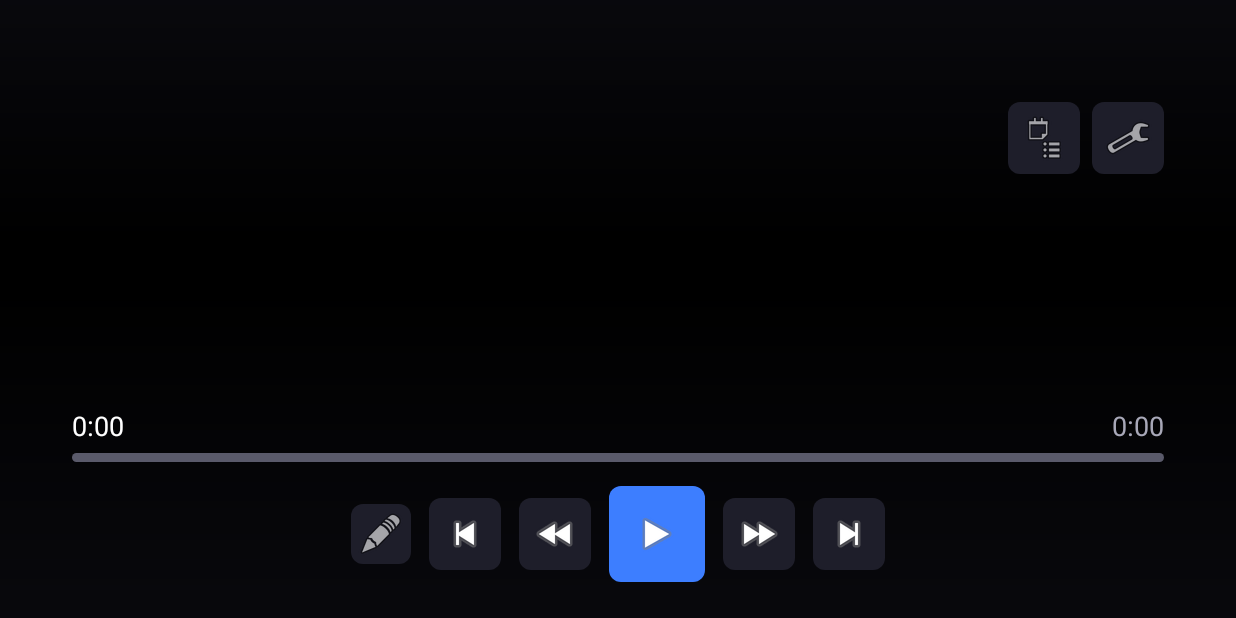
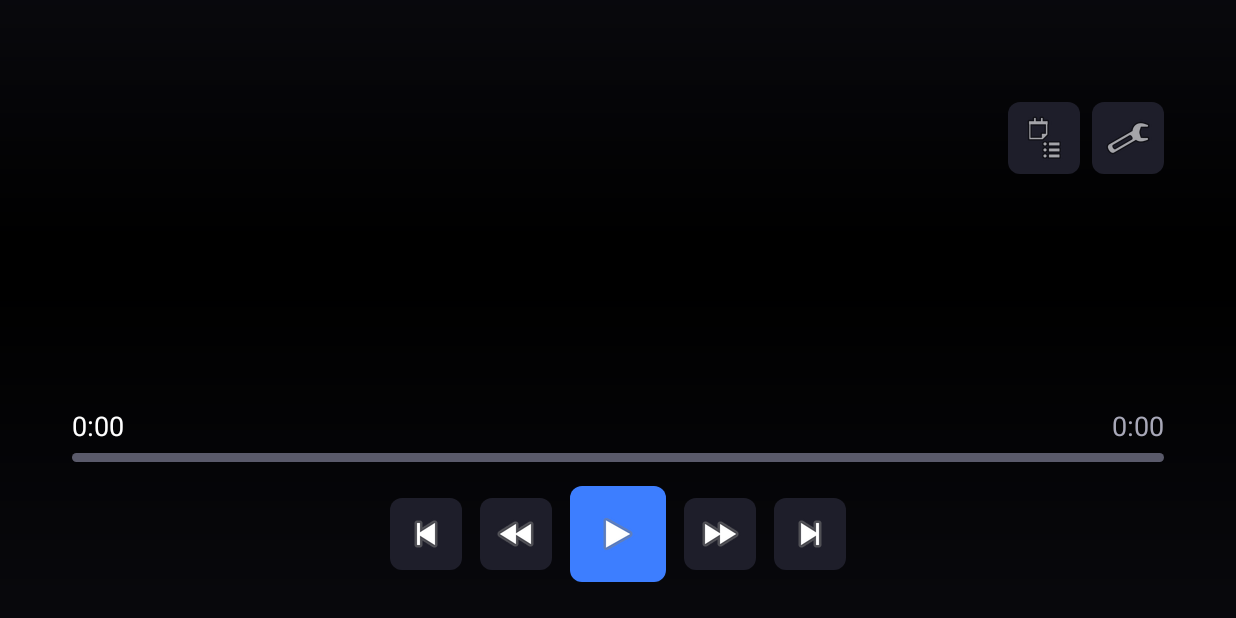
Before and after one commit to aidarmk-tech/ai, an Android app: the PlayerActivity screen opened directly, with no data from a screen before it, on a phone screen of 824 x 412 dp (held sideways). Run offline under Robolectric (Android 15) with nearby library versions, the phone set to English and light mode, and no system bars; our stand-ins replace Dagger/Hilt's generated code; pictures from the network do not load; 1 statement that could not run was skipped.

Commit message:
fix(player): 4K decoding, live autonext, resume dialog, auto intro
Stage 1 — playback engine correctness:

- 4K freeze: switch EXTENSION_RENDERER_MODE_PREFER → _ON so hardware
  MediaCodec is preferred and software ffmpeg is only a fallback; PREFER
  forced software decoding which cannot handle 4K HEVC. Add
  enableDecoderFallback + prioritizeTimeOverSizeThresholds for high-bitrate.

- IPTV/live: never start the auto-next countdown or end-of-stream skip for
  live streams (isCurrentMediaItemLive / unknown duration / IPTV card).
  Fixes the "switch to next episode after 15s" on live channels.

- Auto-next no longer silently exits to Lampa: for a serial with an empty or
  exhausted episode list it shows the OSD + a message instead of finishing.

- Resume: show a "Продолжить с HH:MM / Сначала" dialog when a saved position
  or Lampa timeline > 30s exists; auto-switched episodes start from 0.

- Intro: remove the confusing pencil (manual mark) button; learn intro end
  automatically when the user skips forward within the first 10 minutes.

https://claude.ai/code/session_01Ac1As2gvNPrGY7U5Eag9ei

```diff
--- a/lampa-player-native/app/src/main/res/layout/activity_player.xml
+++ b/lampa-player-native/app/src/main/res/layout/activity_player.xml
@@ -168,13 +168,6 @@
                 android:layout_height="wrap_content"
                 android:orientation="horizontal"
                 android:gravity="center">
-
-                <ImageButton android:id="@+id/btn_mark_intro"
-                    android:layout_width="40dp" android:layout_height="40dp"
-                    android:src="@android:drawable/ic_menu_edit"
-                    android:background="@drawable/bg_button"
-                    android:contentDescription="Отметить интро"
-                    android:focusable="true" android:layout_marginHorizontal="6dp" />
 
                 <ImageButton android:id="@+id/btn_prev"
                     android:layout_width="48dp" android:layout_height="48dp"
--- a/lampa-player-native/app/src/main/res/values/strings.xml
+++ b/lampa-player-native/app/src/main/res/values/strings.xml
@@ -2,9 +2,12 @@
 <resources>
     <string name="app_name">Lampa Player</string>
     <string name="error_no_url">Нет URL для воспроизведения</string>
-    <string name="skip_intro">Пропустить интро</string>
-    <string name="mark_intro">Отметить интро</string>
-    <string name="intro_marked">Точка интро сохранена: %1$.0fс</string>
+    <string name="skip_intro">Пропустить заставку</string>
+    <string name="resume_dialog_title">Продолжить просмотр?</string>
+    <string name="resume_dialog_message">Вы остановились на %1$s</string>
+    <string name="resume_continue">Продолжить с %1$s</string>
+    <string name="resume_restart">Сначала</string>
+    <string name="tab_about">О ФИЛЬМЕ</string>
     <string name="autonext_countdown">Следующая серия через %1$d с</string>
     <string name="cancel_autonext">Отмена</string>
     <string name="exit_dialog_title">Выход</string>
```
Also changed, not shown: lampa-player-native/app/src/main/kotlin/com/lampa/player/player/PlayerActivity.kt (+15 -4 lines), lampa-player-native/app/src/main/kotlin/com/lampa/player/player/PlayerViewModel.kt (+84 -19 lines).
